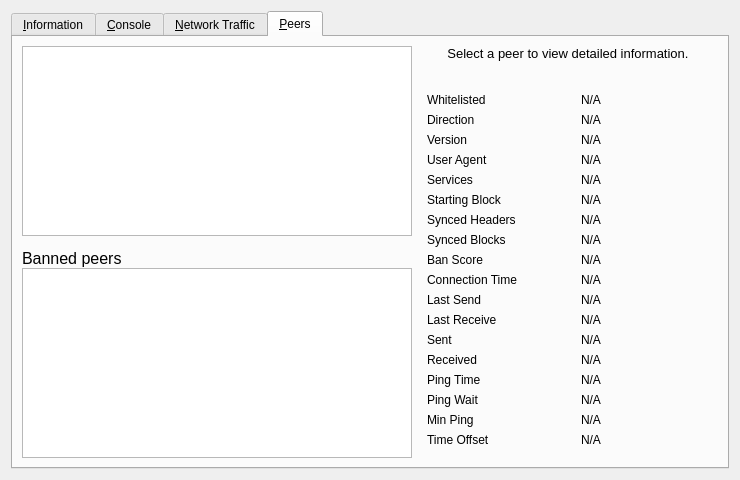
Old version of the form src/qt/forms/debugwindow.ui in the repository cryptoinhero/bitconnect.
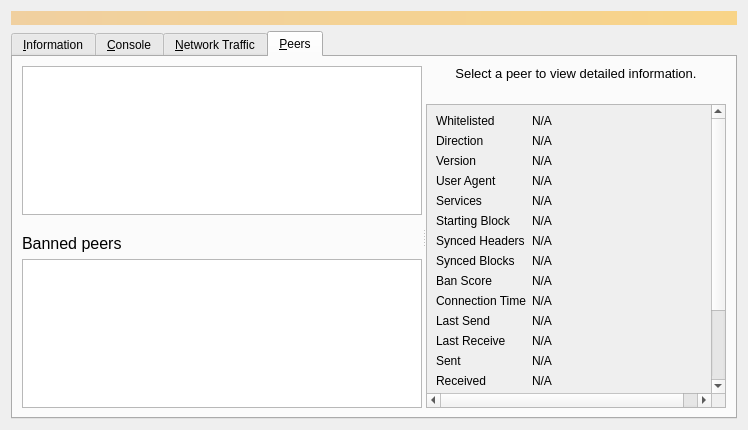
New version of the form. The open tabs and pages were chosen to show the change. Icons and pictures are not drawn. Custom widgets are drawn as their Qt base class.

What changed in the file:
```diff
--- a/src/qt/forms/debugwindow.ui
+++ b/src/qt/forms/debugwindow.ui
@@ -14,6 +14,25 @@
    <string>Debug window</string>
   </property>
   <layout class="QVBoxLayout" name="verticalLayout_2">
+   <item>
+    <widget class="QLabel" name="label_alerts">
+     <property name="visible">
+      <bool>false</bool>
+     </property>
+     <property name="styleSheet">
+      <string notr="true">QLabel { background-color: qlineargradient(x1: 0, y1: 0, x2: 1, y2: 0, stop:0 #F0D0A0, stop:1 #F8D488); color:#000000; }</string>
+     </property>
+     <property name="wordWrap">
+      <bool>true</bool>
+     </property>
+     <property name="margin">
+      <number>3</number>
+     </property>
+     <property name="textInteractionFlags">
+      <set>Qt::TextSelectableByMouse</set>
+     </property>
+    </widget>
+   </item>
    <item>
     <widget class="QTabWidget" name="tabWidget">
      <property name="currentIndex">
@@ -848,17 +867,31 @@
       <attribute name="title">
        <string>&amp;Peers</string>
       </attribute>
-      <layout class="QGridLayout" name="gridLayout_2">
-       <item row="0" column="0" rowspan="2">
-        <layout class="QVBoxLayout" name="verticalLayout_101">
-         <property name="spacing">
-          <number>0</number>
+      <layout class="QVBoxLayout" name="verticalLayout_6">
+       <item>
+        <widget class="QSplitter" name="splitter">
+         <property name="orientation">
+          <enum>Qt::Horizontal</enum>
          </property>
+         <property name="childrenCollapsible">
+          <bool>false</bool>
+         </property>
+         <widget class="QWidget" name="widget_1" native="true">
+          <property name="sizePolicy">
+           <sizepolicy hsizetype="MinimumExpanding" vsizetype="Preferred">
+            <horstretch>1</horstretch>
+            <verstretch>0</verstretch>
+           </sizepolicy>
+          </property>
+          <property name="minimumSize">
+           <size>
+            <width>400</width>
+            <height>0</height>
+           </size>
+          </property>
+          <layout class="QVBoxLayout" name="verticalLayout_7">
          <item>
           <widget class="QTableView" name="peerWidget">
-           <property name="horizontalScrollBarPolicy">
-            <enum>Qt::ScrollBarAsNeeded</enum>
-           </property>
            <property name="tabKeyNavigation">
             <bool>false</bool>
            </property>
@@ -880,7 +913,7 @@
            </property>
            <property name="minimumSize">
             <size>
-             <width>300</width>
+               <width>0</width>
              <height>32</height>
             </size>
            </property>
@@ -914,15 +947,6 @@
          </item>
          <item>
           <widget class="QTableView" name="banlistWidget">
-           <property name="sizePolicy">
-            <sizepolicy hsizetype="Expanding" vsizetype="Expanding">
-             <horstretch>0</horstretch>
-             <verstretch>0</verstretch>
-            </sizepolicy>
-           </property>
-           <property name="horizontalScrollBarPolicy">
-            <enum>Qt::ScrollBarAsNeeded</enum>
-           </property>
            <property name="tabKeyNavigation">
             <bool>false</bool>
            </property>
@@ -935,8 +959,22 @@
           </widget>
          </item>
         </layout>
-       </item>
-       <item row="0" column="1">
+         </widget>
+         <widget class="QWidget" name="widget_2" native="true">
+          <property name="sizePolicy">
+           <sizepolicy hsizetype="Minimum" vsizetype="Preferred">
+            <horstretch>0</horstretch>
+            <verstretch>0</verstretch>
+           </sizepolicy>
+          </property>
+          <property name="minimumSize">
+           <size>
+            <width>300</width>
+            <height>0</height>
+           </size>
+          </property>
+          <layout class="QVBoxLayout" name="verticalLayout_8">
+           <item>
         <widget class="QLabel" name="peerHeading">
          <property name="sizePolicy">
           <sizepolicy hsizetype="Preferred" vsizetype="Minimum">
@@ -946,7 +984,7 @@
          </property>
          <property name="minimumSize">
           <size>
-           <width>300</width>
+               <width>0</width>
            <height>32</height>
           </size>
          </property>
@@ -972,15 +1010,27 @@
          </property>
         </widget>
        </item>
-       <item row="1" column="1">
-        <widget class="QWidget" name="detailWidget" native="true">
+           <item>
+            <widget class="QScrollArea" name="scrollArea">
+             <property name="widgetResizable">
+              <bool>true</bool>
+             </property>
+             <widget class="QWidget" name="detailWidget">
+              <property name="geometry">
+               <rect>
+                <x>0</x>
+                <y>0</y>
+                <width>300</width>
+                <height>426</height>
+               </rect>
+              </property>
          <property name="minimumSize">
           <size>
            <width>300</width>
            <height>0</height>
           </size>
          </property>
-         <layout class="QGridLayout" name="gridLayout_3">
+              <layout class="QGridLayout" name="gridLayout_2" columnstretch="0,1">
           <item row="0" column="0">
            <widget class="QLabel" name="label_30">
             <property name="text">
@@ -988,7 +1038,7 @@
             </property>
            </widget>
           </item>
-          <item row="0" column="2">
+               <item row="0" column="1">
            <widget class="QLabel" name="peerWhitelisted">
             <property name="cursor">
              <cursorShape>IBeamCursor</cursorShape>
@@ -1011,7 +1061,7 @@
             </property>
            </widget>
           </item>
-          <item row="1" column="2">
+               <item row="1" column="1">
            <widget class="QLabel" name="peerDirection">
             <property name="cursor">
              <cursorShape>IBeamCursor</cursorShape>
@@ -1034,7 +1084,7 @@
             </property>
            </widget>
           </item>
-          <item row="2" column="2">
+               <item row="2" column="1">
            <widget class="QLabel" name="peerVersion">
             <property name="cursor">
              <cursorShape>IBeamCursor</cursorShape>
@@ -1057,7 +1107,7 @@
             </property>
            </widget>
           </item>
-          <item row="3" column="2">
+               <item row="3" column="1">
            <widget class="QLabel" name="peerSubversion">
             <property name="cursor">
              <cursorShape>IBeamCursor</cursorShape>
@@ -1080,7 +1130,7 @@
             </property>
            </widget>
           </item>
-          <item row="4" column="2">
+               <item row="4" column="1">
            <widget class="QLabel" name="peerServices">
             <property name="cursor">
              <cursorShape>IBeamCursor</cursorShape>
@@ -1103,7 +1153,7 @@
             </property>
            </widget>
           </item>
-          <item row="5" column="2">
+               <item row="5" column="1">
            <widget class="QLabel" name="peerHeight">
             <property name="cursor">
              <cursorShape>IBeamCursor</cursorShape>
@@ -1126,7 +1176,7 @@
             </property>
            </widget>
           </item>
-          <item row="6" column="2">
+               <item row="6" column="1">
            <widget class="QLabel" name="peerSyncHeight">
             <property name="cursor">
              <cursorShape>IBeamCursor</cursorShape>
@@ -1149,7 +1199,7 @@
             </property>
            </widget>
           </item>
-          <item row="7" column="2">
+               <item row="7" column="1">
            <widget class="QLabel" name="peerCommonHeight">
             <property name="cursor">
              <cursorShape>IBeamCursor</cursorShape>
@@ -1172,7 +1222,7 @@
             </property>
            </widget>
           </item>
-          <item row="8" column="2">
+               <item row="8" column="1">
            <widget class="QLabel" name="peerBanScore">
             <property name="cursor">
              <cursorShape>IBeamCursor</cursorShape>
@@ -1195,7 +1245,7 @@
             </property>
            </widget>
           </item>
-          <item row="9" column="2">
+               <item row="9" column="1">
            <widget class="QLabel" name="peerConnTime">
             <property name="cursor">
              <cursorShape>IBeamCursor</cursorShape>
@@ -1218,7 +1268,7 @@
             </property>
            </widget>
           </item>
-          <item row="10" column="2">
+               <item row="10" column="1">
            <widget class="QLabel" name="peerLastSend">
             <property name="cursor">
              <cursorShape>IBeamCursor</cursorShape>
@@ -1241,7 +1291,7 @@
             </property>
            </widget>
           </item>
-          <item row="11" column="2">
+               <item row="11" column="1">
            <widget class="QLabel" name="peerLastRecv">
             <property name="cursor">
              <cursorShape>IBeamCursor</cursorShape>
@@ -1264,7 +1314,7 @@
             </property>
            </widget>
           </item>
-          <item row="12" column="2">
+               <item row="12" column="1">
            <widget class="QLabel" name="peerBytesSent">
             <property name="cursor">
              <cursorShape>IBeamCursor</cursorShape>
@@ -1287,7 +1337,7 @@
             </property>
            </widget>
           </item>
-          <item row="13" column="2">
+               <item row="13" column="1">
            <widget class="QLabel" name="peerBytesRecv">
             <property name="cursor">
              <cursorShape>IBeamCursor</cursorShape>
@@ -1310,7 +1360,7 @@
             </property>
            </widget>
           </item>
-          <item row="14" column="2">
+               <item row="14" column="1">
            <widget class="QLabel" name="peerPingTime">
             <property name="cursor">
              <cursorShape>IBeamCursor</cursorShape>
@@ -1336,7 +1386,7 @@
             </property>
            </widget>
           </item>
-          <item row="15" column="2">
+               <item row="15" column="1">
            <widget class="QLabel" name="peerPingWait">
             <property name="cursor">
              <cursorShape>IBeamCursor</cursorShape>
@@ -1359,7 +1409,7 @@
             </property>
            </widget>
           </item>
-          <item row="16" column="2">
+               <item row="16" column="1">
            <widget class="QLabel" name="peerMinPing">
             <property name="cursor">
              <cursorShape>IBeamCursor</cursorShape>
@@ -1382,7 +1432,7 @@
             </property>
            </widget>
           </item>
-          <item row="17" column="2">
+               <item row="17" column="1">
            <widget class="QLabel" name="timeoffset">
             <property name="cursor">
              <cursorShape>IBeamCursor</cursorShape>
@@ -1399,6 +1449,22 @@
            </widget>
           </item>
           <item row="18" column="1">
+                <widget class="QLabel" name="peerMappedAS">
+                 <property name="cursor">
+                  <cursorShape>IBeamCursor</cursorShape>
+                 </property>
+                 <property name="text">
+                  <string>N/A</string>
+                 </property>
+                 <property name="textFormat">
+                  <enum>Qt::PlainText</enum>
+                 </property>
+                 <property name="textInteractionFlags">
+                  <set>Qt::LinksAccessibleByMouse|Qt::TextSelectableByKeyboard|Qt::TextSelectableByMouse</set>
+                 </property>
+                </widget>
+               </item>
+               <item row="19" column="0">
            <spacer name="verticalSpacer_3">
             <property name="orientation">
              <enum>Qt::Vertical</enum>
@@ -1412,6 +1478,11 @@
            </spacer>
           </item>
          </layout>
+             </widget>
+            </widget>
+           </item>
+          </layout>
+         </widget>
         </widget>
        </item>
       </layout>
```
Left out of the diff: 108 changed lines with no effect on the pictures. Lines whose indentation alone changed are shown as unchanged.
